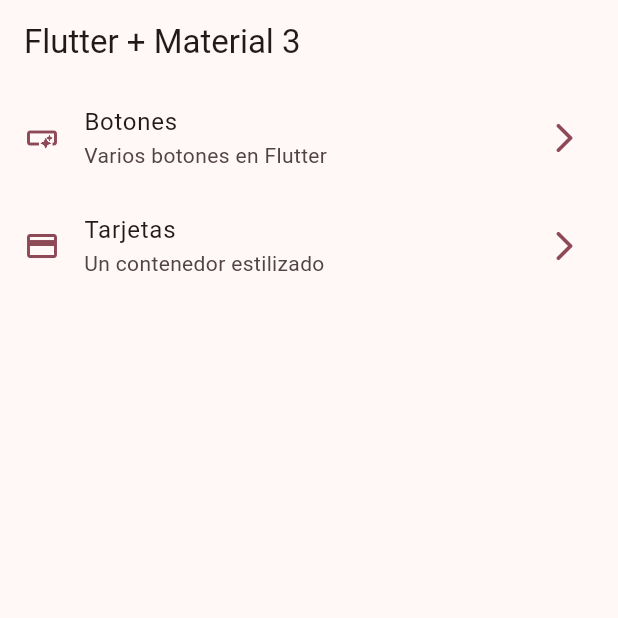
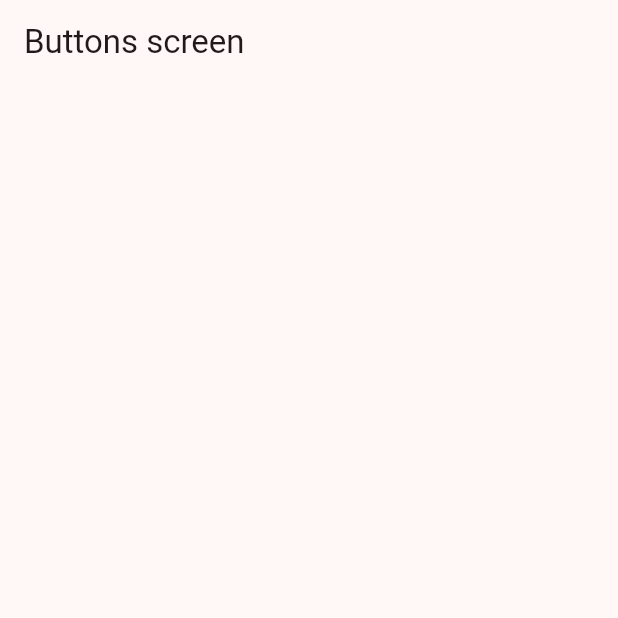
Before and after one commit to ArizHernandez/widgets_app, a Flutter app: the screen it shows after launch, after a tap on "Botones", on a phone screen of 412 x 824 dp, the top half of it. Run offline on Flutter 3.47's test engine with Material 2 defaults, Android fonts, the phone set to English and light mode, and no system bars; our stand-ins replace go_router.

Commit message:
adding simple routing

```diff
--- a/lib/config/menu/menu_items.dart
+++ b/lib/config/menu/menu_items.dart
@@ -24,7 +24,7 @@ const List<MenuItem> appMenuItems = [
   MenuItem(
     title: 'Tarjetas',
     subTitle: 'Un contenedor estilizado',
-    link: '/tarjetas',
+    link: '/cards',
     icon: Icons.credit_card_outlined,
   ),
 ];
--- /dev/null
+++ b/lib/config/router/app_router.dart
@@ -0,0 +1,21 @@
+import 'package:go_router/go_router.dart';
+
+import 'package:widgets_app/presentation/screens/screens.dart';
+
+// GoRouter configuration
+final appRouter = GoRouter(
+  routes: [
+    GoRoute(
+      path: '/',
+      builder: (context, state) => const HomeScreen(),
+    ),
+    GoRoute(
+      path: '/buttons',
+      builder: (context, state) => const ButtonsScreen(),
+    ),
+    GoRoute(
+      path: '/cards',
+      builder: (context, state) => const CardsScreen(),
+    ),
+  ],
+);
--- a/lib/main.dart
+++ b/lib/main.dart
@@ -1,6 +1,7 @@
 import 'package:flutter/material.dart';
+import 'package:widgets_app/config/router/app_router.dart';
 import 'package:widgets_app/config/theme/app_theme.dart';
-import 'package:widgets_app/presentation/screens/home_screen.dart';
+import 'package:widgets_app/presentation/screens/home/home_screen.dart';
 
 void main() => runApp(const MyApp());
 
@@ -9,11 +10,11 @@ class MyApp extends StatelessWidget {
 
   @override
   Widget build(BuildContext context) {
-    return MaterialApp(
+    return MaterialApp.router(
       debugShowCheckedModeBanner: false,
       title: 'Material App',
       theme: AppTheme(selectedColor: 5).getTheme(),
-      home: const HomeScreen(),
+      routerConfig: appRouter,
     );
   }
 }
--- /dev/null
+++ b/lib/presentation/screens/buttons/buttons_screen.dart
@@ -0,0 +1,14 @@
+import 'package:flutter/material.dart';
+
+class ButtonsScreen extends StatelessWidget {
+  const ButtonsScreen({super.key});
+
+  @override
+  Widget build(BuildContext context) {
+    return Scaffold(
+      appBar: AppBar(
+        title: const Text("Buttons screen"),
+      ),
+    );
+  }
+}
--- /dev/null
+++ b/lib/presentation/screens/cards/cards_screen.dart
@@ -0,0 +1,14 @@
+import 'package:flutter/material.dart';
+
+class CardsScreen extends StatelessWidget {
+  const CardsScreen({super.key});
+
+  @override
+  Widget build(BuildContext context) {
+    return Scaffold(
+      appBar: AppBar(
+        title: const Text("Cards screen"),
+      ),
+    );
+  }
+}
--- a/lib/presentation/screens/home_screen.dart
+++ b/lib/presentation/screens/home/home_screen.dart
@@ -1,5 +1,7 @@
 import 'package:flutter/material.dart';
+import 'package:go_router/go_router.dart';
 import 'package:widgets_app/config/menu/menu_items.dart';
+import 'package:widgets_app/presentation/screens/buttons/buttons_screen.dart';
 
 class HomeScreen extends StatelessWidget {
   const HomeScreen({super.key});
@@ -50,7 +52,9 @@ class _CustomListTile extends StatelessWidget {
       trailing: Icon(Icons.arrow_forward_ios_rounded, color: colors.primary),
       title: Text(selectedItem.title),
       subtitle: Text(selectedItem.subTitle),
-      onTap: () {},
+      onTap: () {
+        context.go(selectedItem.link);
+      },
     );
   }
 }
--- /dev/null
+++ b/lib/presentation/screens/screens.dart
@@ -0,0 +1,3 @@
+export 'package:widgets_app/presentation/screens/buttons/buttons_screen.dart';
+export 'package:widgets_app/presentation/screens/cards/cards_screen.dart';
+export 'package:widgets_app/presentation/screens/home/home_screen.dart';
```
Also changed, not shown: pubspec.yaml (+4 -12 lines), pubspec.lock.
